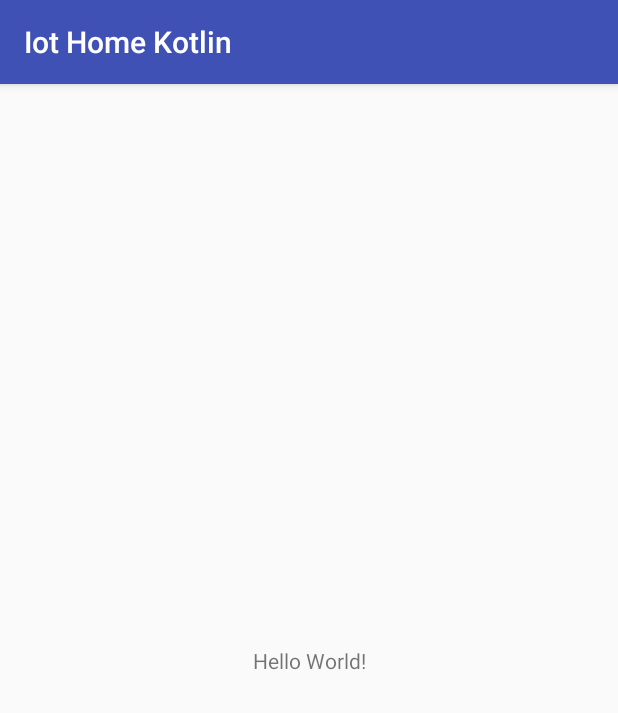
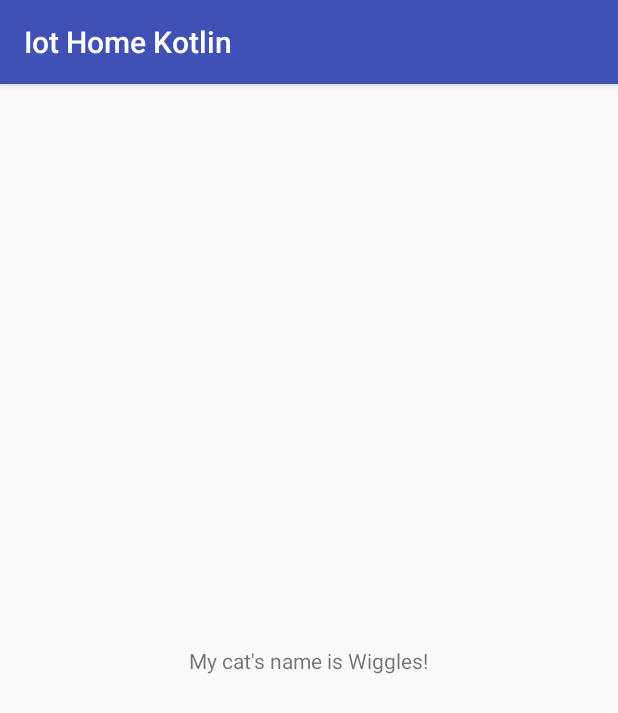
Before and after one commit to EthanAI/IoT-Home-Kotlin, an Android app: the screen it shows after launch (MainActivity), on a phone screen of 412 x 824 dp. Shown: the top 713 px of the screen. Run offline under Robolectric (Android 15) with nearby library versions, the phone set to English and light mode, and no system bars.

Commit message:
MainActivity -> Kotlin

```diff
--- a/app/build.gradle
+++ b/app/build.gradle
@@ -1,4 +1,5 @@
 apply plugin: 'com.android.application'
+apply plugin: 'kotlin-android'
 
 android {
     compileSdkVersion 28
@@ -25,4 +26,8 @@ dependencies {
     testImplementation 'junit:junit:4.12'
     androidTestImplementation 'com.android.support.test:runner:1.0.2'
     androidTestImplementation 'com.android.support.test.espresso:espresso-core:3.0.2'
+    compile "org.jetbrains.kotlin:kotlin-stdlib-jdk7:$kotlin_version"
 }
+repositories {
+    mavenCentral()
+}
--- a/app/src/main/java/com/selfawarelab/ethan/iothomekotlin/MainActivity.java
+++ /dev/null
@@ -1,13 +0,0 @@
-package com.selfawarelab.ethan.iothomekotlin;
-
-import android.support.v7.app.AppCompatActivity;
-import android.os.Bundle;
-
-public class MainActivity extends AppCompatActivity {
-
-	@Override
-	protected void onCreate(Bundle savedInstanceState) {
-		super.onCreate(savedInstanceState);
-		setContentView(R.layout.activity_main);
-	}
-}
--- /dev/null
+++ b/app/src/main/java/com/selfawarelab/ethan/iothomekotlin/MainActivity.kt
@@ -0,0 +1,11 @@
+package com.selfawarelab.ethan.iothomekotlin
+
+import android.os.Bundle
+import android.support.v7.app.AppCompatActivity
+
+class MainActivity : AppCompatActivity() {
+    override fun onCreate(savedInstanceState: Bundle?) {
+        super.onCreate(savedInstanceState)
+        setContentView(R.layout.activity_main)
+    }
+}
--- a/app/src/main/res/layout/activity_main.xml
+++ b/app/src/main/res/layout/activity_main.xml
@@ -10,7 +10,7 @@
     <TextView
         android:layout_width="wrap_content"
         android:layout_height="wrap_content"
-        android:text="Hello World!"
+        android:text="My cat's name is Wiggles!"
         app:layout_constraintBottom_toBottomOf="parent"
         app:layout_constraintLeft_toLeftOf="parent"
         app:layout_constraintRight_toRightOf="parent"
--- a/build.gradle
+++ b/build.gradle
@@ -1,6 +1,7 @@
 // Top-level build file where you can add configuration options common to all sub-projects/modules.
 
 buildscript {
+    ext.kotlin_version = '1.2.51'
 
     repositories {
         google()
@@ -8,7 +9,7 @@ buildscript {
     }
     dependencies {
         classpath 'com.android.tools.build:gradle:3.1.3'
-
+        classpath "org.jetbrains.kotlin:kotlin-gradle-plugin:$kotlin_version"
 
         // NOTE: Do not place your application dependencies here; they belong
         // in the individual module build.gradle files
```
Also changed, not shown: app/src/main/AndroidManifest.xml (+5 -4 lines).
